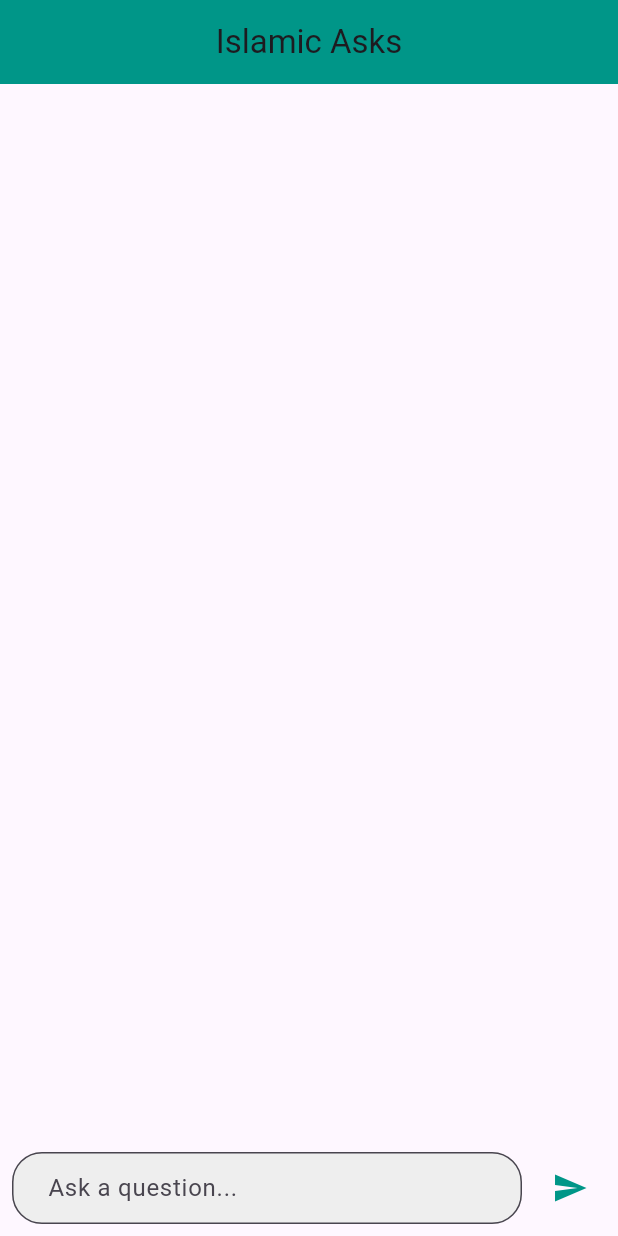
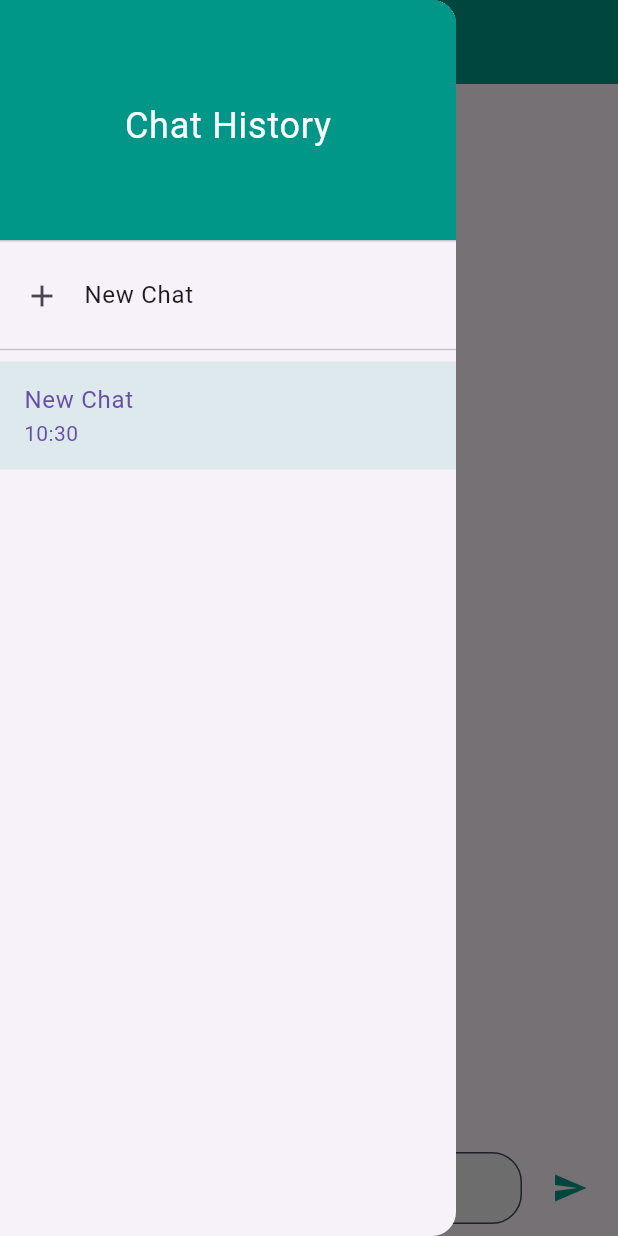
Before and after one commit to kaziashike/islamicapp, a Flutter app: the screen it shows after launch, with the side drawer open (before the commit the screen has no drawer), on a phone screen of 412 x 824 dp. Run offline on Flutter 3.47's test engine with Material 3 defaults, Android fonts, the phone set to English and light mode, and no system bars; our stand-ins replace google_fonts, shared_preferences; missing offline and left inert: typeset.

```diff
--- a/lib/models.dart
+++ b/lib/models.dart
@@ -2,18 +2,66 @@ class Message {
   final String text;
   final bool isUser;
   final String timestamp;
+  final String chatId;
 
-  Message({required this.text, required this.isUser, required this.timestamp});
+  Message({
+    required this.text,
+    required this.isUser,
+    required this.timestamp,
+    required this.chatId,
+  });
 
   Map<String, dynamic> toJson() => {
         'text': text,
         'isUser': isUser,
         'timestamp': timestamp,
+        'chatId': chatId,
       };
 
   factory Message.fromJson(Map<String, dynamic> json) => Message(
         text: json['text'],
         isUser: json['isUser'],
         timestamp: json['timestamp'],
+        chatId: json['chatId'],
       );
 }
+
+class ChatSession {
+  final String id;
+  final String title;
+  final String timestamp;
+  final List<Message> messages;
+
+  ChatSession({
+    required this.id,
+    required this.title,
+    required this.timestamp,
+    required this.messages,
+  });
+
+  Map<String, dynamic> toJson() => {
+        'id': id,
+        'title': title,
+        'timestamp': timestamp,
+        'messages': messages.map((m) => m.toJson()).toList(),
+      };
+
+  factory ChatSession.fromJson(Map<String, dynamic> json) => ChatSession(
+        id: json['id'],
+        title: json['title'],
+        timestamp: json['timestamp'],
+        messages: (json['messages'] as List)
+            .map((m) => Message.fromJson(m as Map<String, dynamic>))
+            .toList(),
+      );
+
+  // Helper method to generate title from first message
+  static String generateTitle(String firstMessage) {
+    // Take first 30 characters or up to first newline
+    String title = firstMessage.split('\n')[0];
+    if (title.length > 30) {
+      title = title.substring(0, 30) + '...';
+    }
+    return title;
+  }
+}
--- a/lib/screens.dart
+++ b/lib/screens.dart
@@ -32,15 +32,24 @@ class _QAScreenState extends State<QAScreen> {
   @override
   void initState() {
     super.initState();
-    // Load chat history when screen initializes
-    Provider.of<ChatHistoryProvider>(context, listen: false).loadChatHistory();
-    // Scroll to bottom after chat history is loaded
-    WidgetsBinding.instance.addPostFrameCallback((_) => _scrollToBottom());
+    _controller.addListener(_scrollToBottom);
+    Provider.of<ChatHistoryProvider>(context, listen: false)
+        .loadChatHistory()
+        .then((_) {
+      WidgetsBinding.instance.addPostFrameCallback((_) => _scrollToBottom());
+    });
   }
 
-  // Helper function to get the current timestamp
+  @override
+  void dispose() {
+    _controller.removeListener(_scrollToBottom);
+    _controller.dispose();
+    _scrollController.dispose();
+    super.dispose();
+  }
+
   String _getCurrentTimestamp() {
-    return DateFormat('HH:mm').format(DateTime.now()); // Format: 14:30
+    return DateFormat('HH:mm').format(DateTime.now());
   }
 
   Future<void> _askQuestion() async {
@@ -49,20 +58,21 @@ class _QAScreenState extends State<QAScreen> {
 
     final chatProvider =
         Provider.of<ChatHistoryProvider>(context, listen: false);
+    final chatId = chatProvider.activeChatId ?? chatProvider.createNewChat().id;
 
-    // Add user's question
     chatProvider.addMessage(Message(
       text: question,
       isUser: true,
       timestamp: _getCurrentTimestamp(),
+      chatId: chatId,
     ));
     _scrollToBottom();
 
-    // Add loading message
     chatProvider.addMessage(Message(
       text: 'loading',
       isUser: false,
       timestamp: _getCurrentTimestamp(),
+      chatId: chatId,
     ));
     _scrollToBottom();
 
@@ -94,17 +104,22 @@ class _QAScreenState extends State<QAScreen> {
         centerTitle: true,
         backgroundColor: Colors.teal,
       ),
+      drawer: ChatDrawer(),
       body: Column(
         children: [
           Expanded(
             child: Consumer<ChatHistoryProvider>(
               builder: (context, chatProvider, child) {
+                final activeChat = chatProvider.activeChat;
+                if (activeChat == null) {
+                  return Center(child: Text('Start a new chat'));
+                }
                 return ListView.builder(
                   controller: _scrollController,
                   padding: EdgeInsets.all(8),
-                  itemCount: chatProvider.messages.length,
+                  itemCount: activeChat.messages.length,
                   itemBuilder: (context, index) {
-                    final message = chatProvider.messages[index];
+                    final message = activeChat.messages[index];
                     return ChatBubble(
                       text: message.text,
                       isUser: message.isUser,
@@ -134,7 +149,7 @@ class _QAScreenState extends State<QAScreen> {
                         horizontal: 20,
                       ),
                     ),
-                    onSubmitted: (_) => _askQuestion(), // Send on "Enter"
+                    onSubmitted: (_) => _askQuestion(),
                   ),
                 ),
                 SizedBox(width: 8),
@@ -145,6 +160,72 @@ class _QAScreenState extends State<QAScreen> {
                   onPressed: _isLoading ? null : _askQuestion,
                 ),
               ],
+            ),
+          ),
+        ],
+      ),
+    );
+  }
+}
+
+class ChatDrawer extends StatelessWidget {
+  @override
+  Widget build(BuildContext context) {
+    return Drawer(
+      child: Column(
+        children: [
+          DrawerHeader(
+            decoration: BoxDecoration(
+              color: Colors.teal,
+            ),
+            child: Center(
+              child: Text(
+                'Chat History',
+                style: TextStyle(
+                  color: Colors.white,
+                  fontSize: 24,
+                ),
+              ),
+            ),
+          ),
+          ListTile(
+            leading: Icon(Icons.add),
+            title: Text('New Chat'),
+            onTap: () {
+              final provider =
+                  Provider.of<ChatHistoryProvider>(context, listen: false);
+              provider.createNewChat();
+              Navigator.pop(context); // Close drawer
+            },
+          ),
+          Divider(),
+          Expanded(
+            child: Consumer<ChatHistoryProvider>(
+              builder: (context, chatProvider, child) {
+                return ListView.builder(
+                  itemCount: chatProvider.sessions.length,
+                  itemBuilder: (context, index) {
+                    final session = chatProvider
+                        .sessions[chatProvider.sessions.length - 1 - index];
+                    final isActive = session.id == chatProvider.activeChatId;
+
+                    return ListTile(
+                      title: Text(
+                        session.title,
+                        maxLines: 1,
+                        overflow: TextOverflow.ellipsis,
+                      ),
+                      subtitle: Text(session.timestamp),
+                      selected: isActive,
+                      selectedTileColor: Colors.teal.withOpacity(0.1),
+                      onTap: () {
+                        chatProvider.setActiveChat(session.id);
+                        Navigator.pop(context); // Close drawer
+                      },
+                    );
+                  },
+                );
+              },
             ),
           ),
         ],
--- a/lib/services.dart
+++ b/lib/services.dart
@@ -3,6 +3,7 @@ import 'package:http/http.dart' as http;
 import 'package:flutter/foundation.dart';
 import 'package:shared_preferences/shared_preferences.dart';
 import 'models.dart';
+import 'package:intl/intl.dart';
 
 class OpenRouterService {
   static const String _apiUrl = 'https://openrouter.ai/api/v1/chat/completions';
@@ -148,22 +149,88 @@ In your responses, follow these guidelines:
 }
 
 class ChatHistoryProvider extends ChangeNotifier {
-  List<Message> _messages = [];
-  List<Message> get messages => _messages;
+  List<ChatSession> _sessions = [];
+  String? _activeChatId;
 
-  void addMessage(Message message) {
-    _messages.add(message);
+  List<ChatSession> get sessions => _sessions;
+  String? get activeChatId => _activeChatId;
+  ChatSession? get activeChat => _sessions.firstWhere(
+        (s) => s.id == _activeChatId,
+        orElse: () => createNewChat(),
+      );
+
+  ChatSession createNewChat() {
+    final newSession = ChatSession(
+      id: DateTime.now().millisecondsSinceEpoch.toString(),
+      title: 'New Chat',
+      timestamp: DateFormat('HH:mm').format(DateTime.now()),
+      messages: [],
+    );
+    _sessions.add(newSession);
+    _activeChatId = newSession.id;
     _saveChatHistory();
+    notifyListeners();
+    return newSession;
+  }
+
+  void setActiveChat(String chatId) {
+    _activeChatId = chatId;
     notifyListeners();
   }
 
+  void addMessage(Message message) {
+    if (_activeChatId == null) {
+      createNewChat();
+    }
+
+    final sessionIndex = _sessions.indexWhere((s) => s.id == _activeChatId);
+    if (sessionIndex != -1) {
+      final session = _sessions[sessionIndex];
+      final updatedMessages = List<Message>.from(session.messages)
+        ..add(message);
+
+      // Update session title if this is the first user message
+      String title = session.title;
+      if (message.isUser && session.messages.isEmpty) {
+        title = ChatSession.generateTitle(message.text);
+      }
+
+      _sessions[sessionIndex] = ChatSession(
+        id: session.id,
+        title: title,
+        timestamp: message.timestamp,
+        messages: updatedMessages,
+      );
+
+      _saveChatHistory();
+      notifyListeners();
+    }
+  }
+
   void updateLastMessage(String text) {
-    if (_messages.isNotEmpty) {
-      _messages.last = Message(
+    if (_activeChatId == null) return;
+
+    final sessionIndex = _sessions.indexWhere((s) => s.id == _activeChatId);
+    if (sessionIndex != -1) {
+      final session = _sessions[sessionIndex];
+      if (session.messages.isEmpty) return;
+
+      final updatedMessages = List<Message>.from(session.messages);
+      final lastMessage = updatedMessages.last;
+      updatedMessages[updatedMessages.length - 1] = Message(
         text: text,
-        isUser: _messages.last.isUser,
-        timestamp: _messages.last.timestamp,
+        isUser: lastMessage.isUser,
+        timestamp: lastMessage.timestamp,
+        chatId: lastMessage.chatId,
       );
+
+      _sessions[sessionIndex] = ChatSession(
+        id: session.id,
+        title: session.title,
+        timestamp: session.timestamp,
+        messages: updatedMessages,
+      );
+
       _saveChatHistory();
       notifyListeners();
     }
@@ -172,21 +239,34 @@ class ChatHistoryProvider extends ChangeNotifier {
   Future<void> loadChatHistory() async {
     final prefs = await SharedPreferences.getInstance();
     final chatHistory = prefs.getStringList('chatHistory') ?? [];
-    _messages = chatHistory
-        .map((message) => Message.fromJson(jsonDecode(message)))
+    _sessions = chatHistory
+        .map((session) => ChatSession.fromJson(jsonDecode(session)))
         .toList();
+
+    // Set active chat to most recent if none selected
+    if (_activeChatId == null && _sessions.isNotEmpty) {
+      _activeChatId = _sessions.last.id;
+    }
+
     notifyListeners();
   }
 
   Future<void> _saveChatHistory() async {
     final prefs = await SharedPreferences.getInstance();
     final chatHistory =
-        _messages.map((message) => jsonEncode(message.toJson())).toList();
+        _sessions.map((session) => jsonEncode(session.toJson())).toList();
     await prefs.setStringList('chatHistory', chatHistory);
   }
 
   List<Map<String, String>> getConversationHistory() {
-    return _messages
+    if (_activeChatId == null) return [];
+
+    final session = _sessions.firstWhere(
+      (s) => s.id == _activeChatId,
+      orElse: () => createNewChat(),
+    );
+
+    return session.messages
         .map((message) => {
               'role': message.isUser ? 'user' : 'assistant',
               'content': message.text,
```
